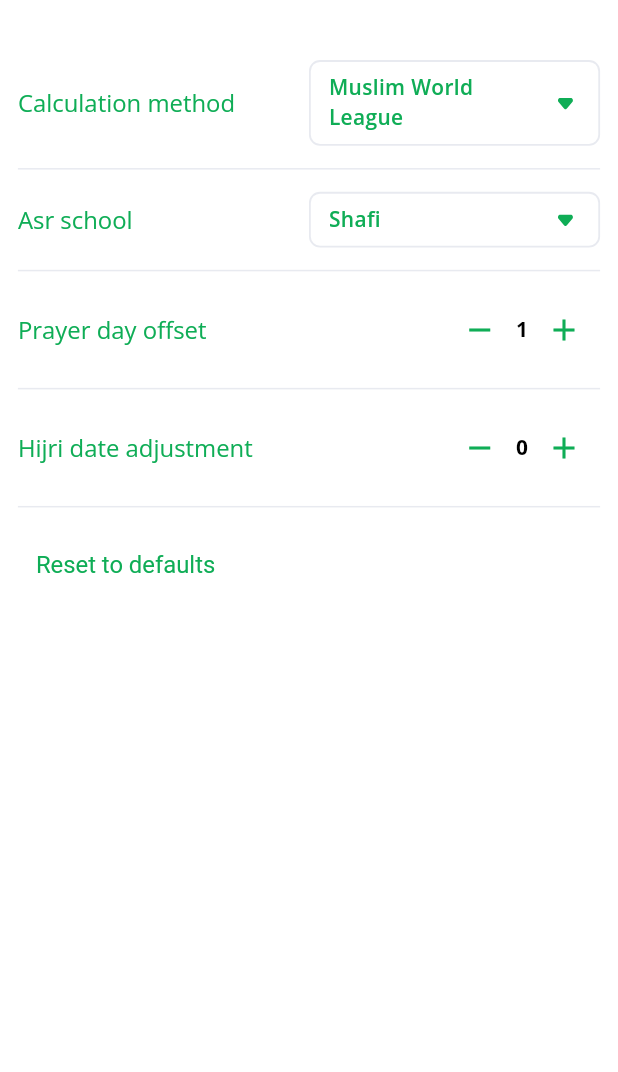
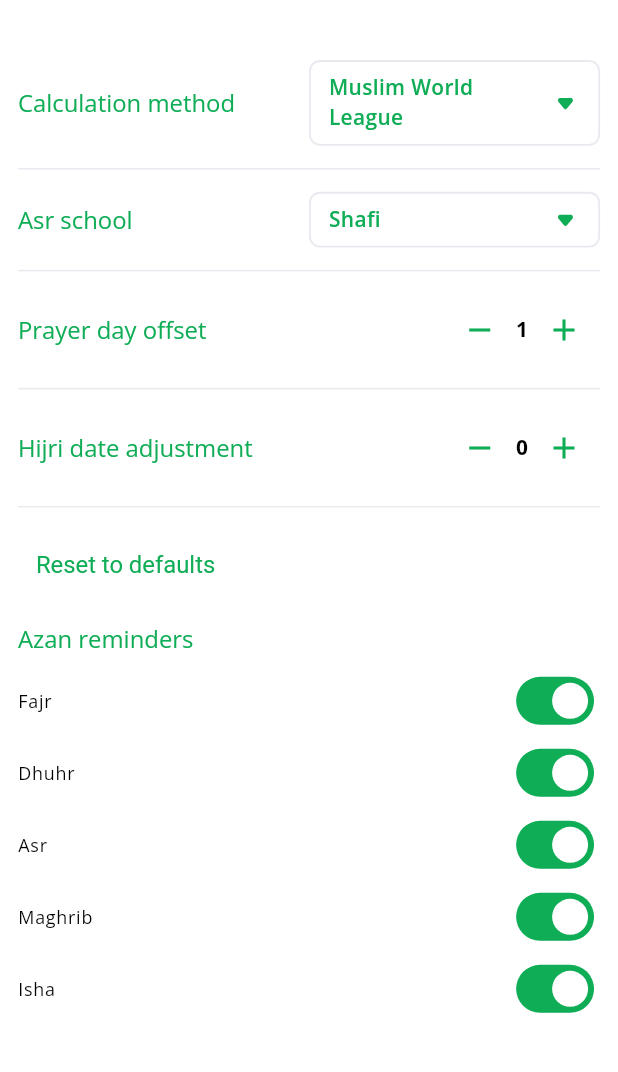
Before and after one commit to macdipu/amar_deen, a Flutter app: the PrayerTimeSettingsScreen screen opened by its route, after a tap on the "add" icon, on a phone screen of 412 x 824 dp, the part 57-1129 px from its top. Run offline on Flutter 3.47's test engine with Material 3 defaults, Android fonts, the phone set to English and light mode, and no system bars; our stand-ins replace bloc, connectivity_plus, dartz, dio, equatable, flutter_bloc and 19 more; missing offline and left inert: adhan_dart, flutter_qiblah, hijri_calendar, muslim_data_flutter, qcf_quran, quran; accounts and stored records are empty; project files that could hold a hidden picture were left out.

Commit message:
TASK-013: Azan alarm system - scheduling, per-prayer toggle, exact alarms
Found the existing notification-scheduling code was dead before
touching anything: TimingBloc.RequestTimingForTomorrow (the only path
that ever scheduled azans) was never dispatched anywhere in the UI,
and the Settings master-toggle's "turn back on" path rescheduled from
a field only that same dead path ever populated. Azan notifications
have never actually fired in this fork. Rebuilt the scheduling system
rather than patching around it.

- android/app/src/main/AndroidManifest.xml: added POST_NOTIFICATIONS
  (Android 13+, notifications don't show at all without it),
  SCHEDULE_EXACT_ALARM (Android 12+, exact-time alarms), and
  RECEIVE_BOOT_COMPLETED/VIBRATE. None of these existed despite the
  code already requesting exactAllowWhileIdle scheduling.
- lib/core/notifications/azan_scheduler_service.dart (new, first real
  use of that TASK-004-scaffolded folder): AzanSchedulerService
  schedules one-shot exact alarms (not daily-repeating - prayer times
  drift ~1 min/day) for today's remaining prayers + all of tomorrow's,
  respecting a per-prayer enable/disable map. No background task
  integration in this app, so the schedule is only as fresh as the
  last app open - flagged as a known, deliberate scope limit.
- AzanSettingsBloc (features/prayer_times/presentation/bloc/), a
  HydratedBloc for the per-prayer toggle, wired into a new 5-switch
  section on the Prayer Time Settings screen.
- Scheduling triggers wired from the widget layer (tab_scaffold.dart's
  BlocConsumer, tab_screen.dart's iOS resume path,
  setting_controller.dart's master toggle) rather than back into
  TimingBloc - removed the now-fully-superseded
  RequestTimingForTomorrow/PushNotification/CancelNotification events
  and loadLocalNotification/addToLocalNotification functions.
- Added Permission.scheduleExactAlarm.request() to onboarding,
  alongside the existing notification permission request.

Known gap, not hidden: no real Azan audio file exists in this repo -
showPrayerNotification still uses slow_spring_board.mp3, the generic
placeholder bundled from the flutter_local_notifications example
project. Flagged clearly in a doc comment and in PROGRESS.md - needs
Dipu to supply a real, appropriately-licensed Azan audio asset.

Not verified by flutter tooling. This task especially needs a real
device to confirm - permission dialogs, exact-alarm grants, Doze/boot
behavior can't be verified by reading code.

```diff
--- /dev/null
+++ b/lib/core/notifications/azan_scheduler_service.dart
@@ -0,0 +1,60 @@
+import '../../features/prayer_times/domain/entities/prayer_times_entity.dart';
+import '../../src/core/notification/notification_service.dart';
+
+/// Schedules exact, one-shot Azan notifications for today's remaining
+/// prayers and all of tomorrow's, respecting a per-prayer enable/disable
+/// map.
+///
+/// There's no background task/WorkManager integration in this app, so a
+/// schedule is only ever as fresh as the last time this was called - call
+/// it again whenever prayer times are (re)loaded (app open, settings
+/// change) to keep it accurate. Without the app being reopened, scheduled
+/// notifications won't reach further than "today + tomorrow".
+class AzanSchedulerService {
+  static const Map<String, int> _baseNotificationId = {
+    'Fajr': 0,
+    'Dhuhr': 1,
+    'Asr': 2,
+    'Maghrib': 3,
+    'Isha': 4,
+  };
+
+  Future<void> scheduleAzans({
+    required PrayerTimesEntity today,
+    required PrayerTimesEntity tomorrow,
+    required Map<String, bool> enabledByPrayer,
+  }) async {
+    await NotificationService().cancelAllNotifications();
+
+    final now = DateTime.now();
+    await _scheduleDay(today, enabledByPrayer, now, idOffset: 0);
+    await _scheduleDay(tomorrow, enabledByPrayer, now, idOffset: 5);
+  }
+
+  Future<void> _scheduleDay(
+    PrayerTimesEntity prayerTimes,
+    Map<String, bool> enabledByPrayer,
+    DateTime now, {
+    required int idOffset,
+  }) async {
+    final entries = <String, DateTime>{
+      'Fajr': prayerTimes.fajr,
+      'Dhuhr': prayerTimes.dhuhr,
+      'Asr': prayerTimes.asr,
+      'Maghrib': prayerTimes.maghrib,
+      'Isha': prayerTimes.isha,
+    };
+
+    for (final entry in entries.entries) {
+      if (enabledByPrayer[entry.key] == false) continue;
+      if (!entry.value.isAfter(now)) continue;
+
+      await NotificationService().showPrayerNotification(
+        id: _baseNotificationId[entry.key]! + idOffset,
+        title: '${entry.key} Azan',
+        body: 'It is time for ${entry.key} prayer.',
+        duration: entry.value.difference(now),
+      );
+    }
+  }
+}
--- /dev/null
+++ b/lib/features/prayer_times/presentation/bloc/azan_settings_bloc/azan_settings_bloc.dart
@@ -0,0 +1,48 @@
+import 'package:equatable/equatable.dart';
+import 'package:hydrated_bloc/hydrated_bloc.dart';
+
+part 'azan_settings_event.dart';
+part 'azan_settings_state.dart';
+
+const kAzanPrayerNames = ['Fajr', 'Dhuhr', 'Asr', 'Maghrib', 'Isha'];
+
+class AzanSettingsBloc extends HydratedBloc<AzanSettingsEvent, AzanSettingsState> {
+  AzanSettingsBloc()
+      : super(
+          AzanSettingsState({
+            for (final name in kAzanPrayerNames) name: true,
+          }),
+        ) {
+    on<ToggleAzan>((event, emit) {
+      emit(
+        state.copyWith(
+          enabledByPrayer: {
+            ...state.enabledByPrayer,
+            event.prayer: !state.isEnabled(event.prayer),
+          },
+        ),
+      );
+    });
+  }
+
+  @override
+  AzanSettingsState? fromJson(Map<String, dynamic> json) {
+    try {
+      final raw = json['enabledByPrayer'] as Map;
+      return AzanSettingsState({
+        for (final name in kAzanPrayerNames) name: raw[name] as bool? ?? true,
+      });
+    } catch (_) {
+      return null;
+    }
+  }
+
+  @override
+  Map<String, dynamic>? toJson(AzanSettingsState state) {
+    try {
+      return {'enabledByPrayer': state.enabledByPrayer};
+    } catch (_) {
+      return null;
+    }
+  }
+}
--- /dev/null
+++ b/lib/features/prayer_times/presentation/bloc/azan_settings_bloc/azan_settings_event.dart
@@ -0,0 +1,14 @@
+part of 'azan_settings_bloc.dart';
+
+abstract class AzanSettingsEvent extends Equatable {
+  const AzanSettingsEvent();
+}
+
+class ToggleAzan extends AzanSettingsEvent {
+  final String prayer;
+
+  const ToggleAzan(this.prayer);
+
+  @override
+  List<Object> get props => [prayer];
+}
--- /dev/null
+++ b/lib/features/prayer_times/presentation/bloc/azan_settings_bloc/azan_settings_state.dart
@@ -0,0 +1,16 @@
+part of 'azan_settings_bloc.dart';
+
+class AzanSettingsState extends Equatable {
+  final Map<String, bool> enabledByPrayer;
+
+  const AzanSettingsState(this.enabledByPrayer);
+
+  bool isEnabled(String prayer) => enabledByPrayer[prayer] ?? true;
+
+  AzanSettingsState copyWith({Map<String, bool>? enabledByPrayer}) {
+    return AzanSettingsState(enabledByPrayer ?? this.enabledByPrayer);
+  }
+
+  @override
+  List<Object> get props => [enabledByPrayer];
+}
--- a/lib/main.dart
+++ b/lib/main.dart
@@ -8,6 +8,7 @@ import 'package:path_provider/path_provider.dart';
 import 'core/di/injection.dart';
 import 'core/routing/app_router.dart';
 import 'core/theme/theme_bloc/theme_bloc.dart';
+import 'features/prayer_times/presentation/bloc/azan_settings_bloc/azan_settings_bloc.dart';
 import 'src/core/notification/notification_service.dart';
 import 'src/core/util/bloc/allah_names/allah_name_bloc.dart';
 import 'src/core/util/bloc/database/database_bloc.dart';
@@ -61,6 +62,9 @@ class MyApp extends StatelessWidget {
           create: (context) => PrayerTimeConfigBloc(),
         ),
         BlocProvider(
+          create: (context) => AzanSettingsBloc(),
+        ),
+        BlocProvider(
           create: (context) => AllahNameBloc(),
         ),
         BlocProvider(
--- a/lib/src/core/util/bloc/prayer_timing_bloc/timing_bloc.dart
+++ b/lib/src/core/util/bloc/prayer_timing_bloc/timing_bloc.dart
@@ -7,8 +7,6 @@ import '../../../../../features/prayer_times/domain/entities/prayer_calculation_
 import '../../../../../features/prayer_times/domain/entities/prayer_times_entity.dart';
 import '../../../../../features/prayer_times/domain/usecases/get_prayer_times.dart';
 import '../../../error/failures.dart';
-import '../../../notification/notification_service.dart';
-import '../../controller/timing_controller.dart';
 import '../location/location_bloc.dart';
 
 part 'timing_event.dart';
@@ -19,7 +17,6 @@ class TimingBloc extends Bloc<TimingEvent, TimingState> {
 
   /// storage for data to prevent unnecessary recomputation
   PrayerTimesEntity? _prayerTimes;
-  List<MapEntry<String, DateTime>> _notificationList = [];
 
   /// constructor
   TimingBloc({GetPrayerTimes? getPrayerTimes})
@@ -53,54 +50,6 @@ class TimingBloc extends Bloc<TimingEvent, TimingState> {
         } catch (e) {
           emit(TimingFailed(LocalFailure(message: e.toString(), error: 0)));
         }
-      } else if (event is RequestTimingForTomorrow) {
-        emit(TimingLoading());
-
-        if (!(event.locationState is LocationSuccess)) {
-          emit(TimingFailed(event.locationState.failure!));
-          return;
-        }
-
-        try {
-          final baseDate = DateTime.now().add(
-            Duration(days: event.dayOffset + 1),
-          );
-          final date = DateTime(baseDate.year, baseDate.month, baseDate.day);
-
-          final prayerTimes = _getPrayerTimes(
-            latitude: event.locationState.latitude,
-            longitude: event.locationState.longitude,
-            date: date,
-            method: event.method,
-            madhab: event.madhab,
-          );
-
-          final controller = TimingController(prayerTimes);
-
-          _notificationList = await loadLocalNotification(controller.timingsList);
-
-          if (event.notificationEnabled == PermissionStatus.granted) {
-            await addToLocalNotification(_notificationList);
-          }
-
-          _prayerTimes = prayerTimes;
-
-          emit(TimingLoaded(prayerTimes));
-        } catch (e) {
-          emit(TimingFailed(LocalFailure(message: e.toString(), error: 0)));
-        }
-      }
-
-      /// when initialize app and toggle switch
-      ///
-      else if (event is PushNotification) {
-        await addToLocalNotification(_notificationList);
-      }
-
-      /// cancel all notification when toggle switch
-      ///
-      else if (event is CancelNotification) {
-        await NotificationService().cancelAllNotifications();
       }
 
       /// if data is not yet outdated, we just re-emit the cached
--- a/lib/src/core/util/bloc/prayer_timing_bloc/timing_event.dart
+++ b/lib/src/core/util/bloc/prayer_timing_bloc/timing_event.dart
@@ -33,45 +33,7 @@ class RequestTiming extends TimingEvent {
       ];
 }
 
-class RequestTimingForTomorrow extends TimingEvent {
-  final LocationState locationState;
-  final PermissionStatus notificationEnabled;
-  final PrayerCalculationMethod method;
-  final PrayerMadhab madhab;
-  final int dayOffset;
-  final int hijriAdjustmentDays;
-
-  const RequestTimingForTomorrow(
-    this.notificationEnabled,
-    this.locationState,
-    this.method,
-    this.madhab,
-    this.dayOffset,
-    this.hijriAdjustmentDays,
-  );
-
-  @override
-  List<Object> get props => [
-        notificationEnabled,
-        locationState,
-        method,
-        madhab,
-        dayOffset,
-        hijriAdjustmentDays,
-      ];
-}
-
 class UpdateTiming extends TimingEvent {
   @override
   List<Object> get props => [];
 }
-
-class PushNotification extends TimingEvent {
-  @override
-  List<Object> get props => [];
-}
-
-class CancelNotification extends TimingEvent {
-  @override
-  List<Object> get props => [];
-}
--- a/lib/src/features/bottom_tab/screen/tab_screen.dart
+++ b/lib/src/features/bottom_tab/screen/tab_screen.dart
@@ -4,6 +4,7 @@ import 'package:flutter/material.dart';
 import 'package:flutter_bloc/flutter_bloc.dart';
 import 'package:permission_handler/permission_handler.dart';
 
+import '../../../core/notification/notification_service.dart';
 import '../../../core/util/bloc/location/location_bloc.dart';
 import '../../../core/util/bloc/notification/notification_bloc.dart';
 import '../../../core/util/bloc/prayer_timing_bloc/timing_bloc.dart';
@@ -51,9 +52,9 @@ class _TabScreenState extends State<TabScreen> with WidgetsBindingObserver {
         Future.delayed(Duration(milliseconds: 500), () {
           if (BlocProvider.of<NotificationBloc>(context).state.status ==
               PermissionStatus.granted) {
-            BlocProvider.of<TimingBloc>(context).add(PushNotification());
+            rescheduleAzans(context);
           } else {
-            BlocProvider.of<TimingBloc>(context).add(CancelNotification());
+            NotificationService().cancelAllNotifications();
           }
         });
       }
--- a/lib/src/features/prayer_timing/screen/prayer_time_settings_screen.dart
+++ b/lib/src/features/prayer_timing/screen/prayer_time_settings_screen.dart
@@ -3,11 +3,13 @@ import 'package:flutter_bloc/flutter_bloc.dart';
 import 'package:flutter_screenutil/flutter_screenutil.dart';
 
 import '../../../../features/prayer_times/domain/entities/prayer_calculation_method.dart';
+import '../../../../features/prayer_times/presentation/bloc/azan_settings_bloc/azan_settings_bloc.dart';
 import '../../../core/util/bloc/location/location_bloc.dart';
 import '../../../core/util/bloc/notification/notification_bloc.dart';
 import '../../../core/util/bloc/prayer_time_config/prayer_time_config_bloc.dart';
 import '../../../core/util/bloc/prayer_timing_bloc/timing_bloc.dart';
 import '../../../core/util/constants.dart';
+import '../../../core/util/controller/notification_controller.dart';
 import '../../utils/bottom_sheet_select.dart';
 
 class PrayerTimeSettingsScreen extends StatelessWidget {
@@ -107,6 +109,35 @@ class PrayerTimeSettingsScreen extends StatelessWidget {
                       ),
                     ),
                     SizedBox(height: 16.h),
+                    Align(
+                      alignment: Alignment.centerLeft,
+                      child: Text(
+                        'Azan reminders',
+                        style: Theme.of(context).textTheme.titleLarge!.copyWith(
+                              color: Theme.of(context).primaryColor,
+                            ),
+                      ),
+                    ),
+                    SizedBox(height: 8.h),
+                    BlocBuilder<AzanSettingsBloc, AzanSettingsState>(
+                      builder: (context, azanState) {
+                        return Column(
+                          children: [
+                            for (final prayer in kAzanPrayerNames)
+                              _AzanToggleRow(
+                                prayer: prayer,
+                                enabled: azanState.isEnabled(prayer),
+                                onChanged: (_) {
+                                  BlocProvider.of<AzanSettingsBloc>(context)
+                                      .add(ToggleAzan(prayer));
+                                  rescheduleAzans(context);
+                                },
+                              ),
+                          ],
+                        );
+                      },
+                    ),
+                    SizedBox(height: 16.h),
                   ],
                 );
               },
@@ -114,6 +145,35 @@ class PrayerTimeSettingsScreen extends StatelessWidget {
           ),
         ),
       ),
+    );
+  }
+}
+
+class _AzanToggleRow extends StatelessWidget {
+  const _AzanToggleRow({
+    required this.prayer,
+    required this.enabled,
+    required this.onChanged,
+  });
+
+  final String prayer;
+  final bool enabled;
+  final ValueChanged<bool> onChanged;
+
+  @override
+  Widget build(BuildContext context) {
+    return Row(
+      mainAxisAlignment: MainAxisAlignment.spaceBetween,
+      children: [
+        Text(
+          prayer,
+          style: Theme.of(context).textTheme.bodyLarge,
+        ),
+        Switch(
+          value: enabled,
+          onChanged: onChanged,
+        ),
+      ],
     );
   }
 }
```
Also changed, not shown: harness.yaml (+13 -2 lines), lib/src/core/notification/notification_service.dart (+12 -6 lines), lib/src/core/util/controller/notification_controller.dart (+47 -0 lines), lib/src/core/util/controller/timing_controller.dart (+0 -38 lines), lib/src/features/bottom_tab/widget/tab_scaffold.dart (+10 -1 lines), lib/src/features/permission/screen/notification_permission_screen.dart (+9 -5 lines), lib/src/features/setting/controller/setting_controller.dart (+6 -4 lines), 4 other files.
